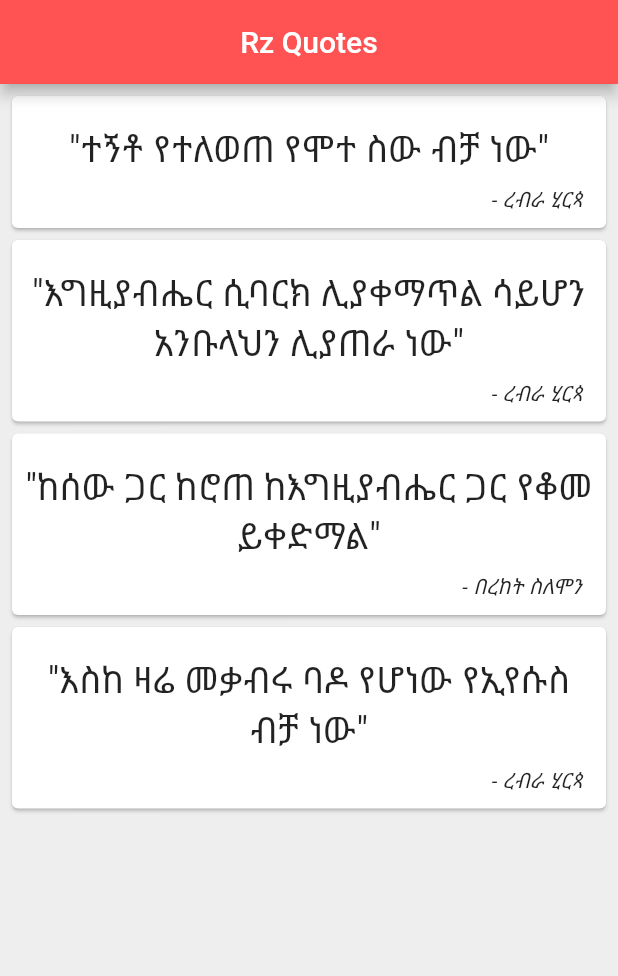
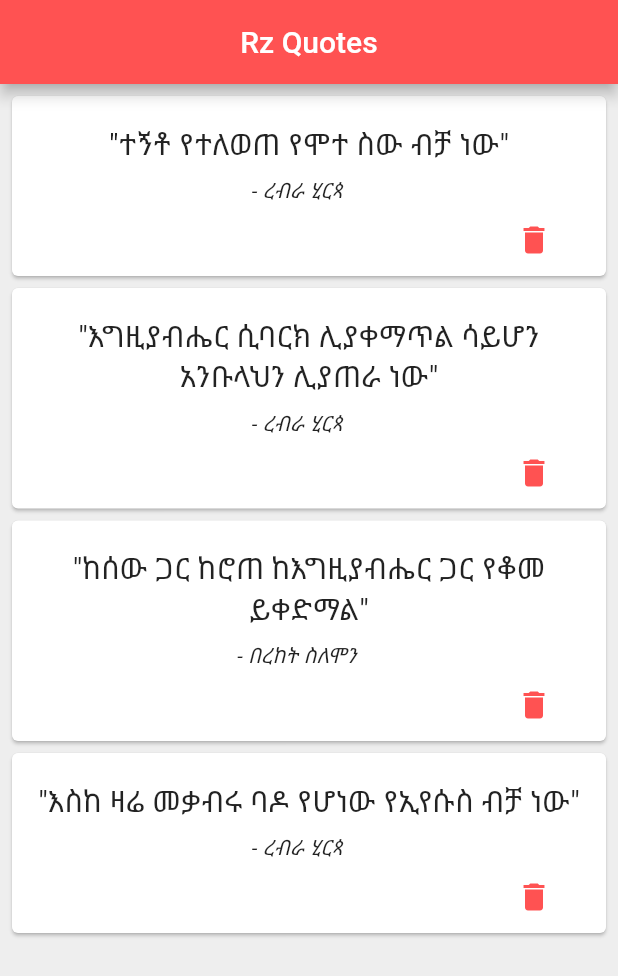
Before and after one commit to rabira-hierpa/flutter_list, a Flutter app: the screen it shows after launch, on a phone screen of 412 x 824 dp. Shown: the top 976 px of the screen. Run offline on Flutter 3.47's test engine with Material 2 defaults, Android fonts, the phone set to English and light mode, and no system bars.

```diff
--- a/lib/main.dart
+++ b/lib/main.dart
@@ -1,6 +1,7 @@
 import 'package:flutter/material.dart';
 import 'package:flutter/widgets.dart';
 import 'package:flutter_list/quote.dart';
+import 'package:flutter_list/quoteCard.dart';
 
 void main() => runApp(MaterialApp(
   home: QuotList(),
@@ -20,10 +21,6 @@ List<Quotes> quotes =[
   Quotes(text:'እስከ ዛሬ መቃብሩ ባዶ የሆነው የኢየሱስ ብቻ ነው',author:'ረብራ ሂርጳ'),
 ];
 
-// Can use custom functions to return a custom widget
-Widget quoteTemplate(quote){
-  return new QuoteCard(quote: quote);
-}
   @override
   Widget build(BuildContext context) {
     return Scaffold(
@@ -34,43 +31,15 @@ Widget quoteTemplate(quote){
         backgroundColor: Colors.redAccent,
       ),
       body: Column(
-        children: quotes.map((quote) =>  QuoteCard(quote: quote)).toList() ,
+        children: quotes.map((quote) =>  QuoteCard(
+          quote: quote,
+          delete: (){
+            setState((){
+              quotes.remove(quote);
+            });
+          }
+        )).toList() ,
       ),
     );
   }
 }
-
-class QuoteCard extends StatelessWidget {
-  final Quotes quote;
-
-  QuoteCard({this.quote});
-
-
-  @override
-  Widget build(BuildContext context) {
-    return Card(
-      margin: EdgeInsets.fromLTRB(8,8,8, 0),
-      child: Column(
-        children: <Widget>[
-          SizedBox(height: 10,),
-          Center(
-            child: Padding(
-              padding: const EdgeInsets.all(8.0),
-              child: Text("\"${quote.text}\"",style:TextStyle(fontSize: 24,),textAlign: TextAlign.center,),
-            ),
-          ),
-          Row(
-            mainAxisAlignment: MainAxisAlignment.end,
-            children: <Widget>[
-              Padding(
-                padding: const EdgeInsets.fromLTRB(0,0,16,0),
-                child: Text('- ${quote.author}',style: TextStyle(fontStyle: FontStyle.italic),),
-              )
-            ],
-          ),
-          SizedBox(height: 10,),
-        ],
-      ),
-    );
-  }
-}
--- /dev/null
+++ b/lib/quoteCard.dart
@@ -0,0 +1,46 @@
+import 'package:flutter/material.dart';
+import 'package:flutter_list/quote.dart';
+
+class QuoteCard extends StatelessWidget {
+  final Quotes quote;
+  final Function delete;
+  QuoteCard({this.quote,this.delete});
+
+
+  @override
+  Widget build(BuildContext context) {
+    return Card(
+      margin: EdgeInsets.fromLTRB(8,8,8, 0),
+      child: Column(
+        children: <Widget>[
+          SizedBox(height: 10,),
+          Center(
+            child: Padding(
+              padding: const EdgeInsets.all(8.0),
+              child: Text("\"${quote.text}\"",style:TextStyle(fontSize: 20,),textAlign: TextAlign.center,),
+            ),
+          ),
+          Row(
+            mainAxisAlignment: MainAxisAlignment.center,
+            children: <Widget>[
+              Padding(
+                padding: const EdgeInsets.fromLTRB(0,0,16,0),
+                child: Text('- ${quote.author}',style: TextStyle(fontStyle: FontStyle.italic),),
+              )
+            ],
+          ),
+          Row(
+            mainAxisAlignment: MainAxisAlignment.end,
+            children: <Widget>[
+              FlatButton.icon(
+                  padding: EdgeInsets.all(0),
+                  onPressed: delete,
+                  icon: Icon(Icons.delete,color: Colors.redAccent,),
+                  label: Text('')),
+            ],
+          ),
+        ],
+      ),
+    );
+  }
+}
```
